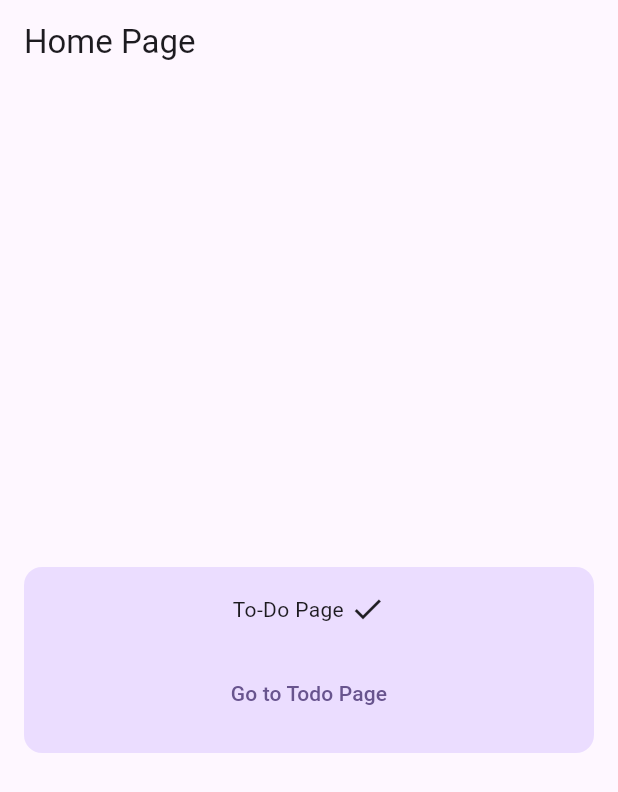
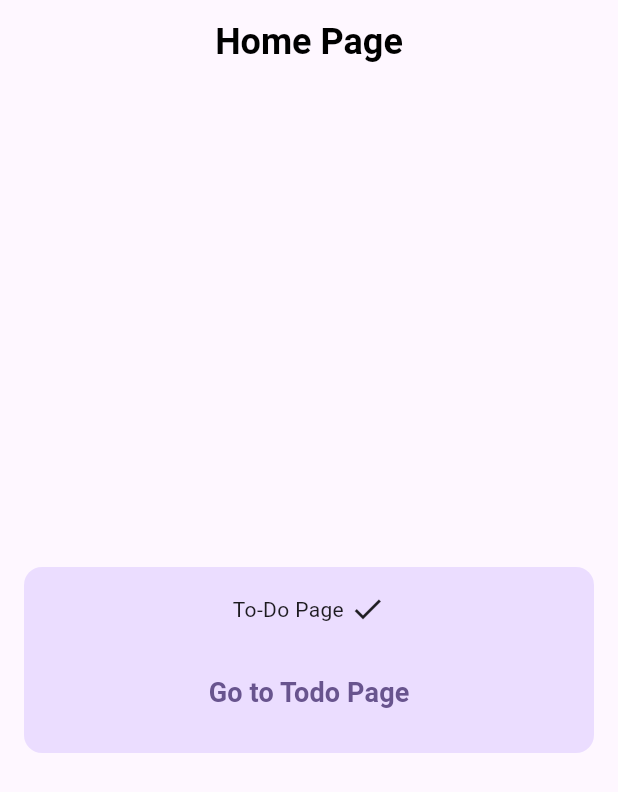
Before and after one commit to VastSea0/helo_app, a Flutter app: the screen it shows after launch, on a phone screen of 412 x 824 dp. Shown: the top 792 px of the screen. Run offline on Flutter 3.47's test engine with Material 3 defaults, Android fonts, the phone set to English and light mode, and no system bars; our stand-ins replace localstorage.

Commit message:
Update dependencies and enhance TodoPage functionality
- Added new dependencies: `flutter_svg` and `localstorage` in `pubspec.yaml`.
- Updated `pubspec.lock` with new package versions and transitive dependencies.
- Enhanced `TodoPage` to utilize `localstorage` for persistent data storage.
- Improved UI elements in `main.dart` and `todo.dart` for better user experience.
- Added necessary entitlements for network access in macOS configuration files.

```diff
--- a/lib/main.dart
+++ b/lib/main.dart
@@ -2,6 +2,7 @@ import 'package:flutter/material.dart';
 import 'pages/todo.dart';
 
 void main() {
+  WidgetsFlutterBinding.ensureInitialized();
   runApp(const MyApp());
 }
 
@@ -15,7 +16,8 @@ class MyApp extends StatelessWidget {
         colorScheme: ColorScheme.fromSeed(seedColor: Colors.deepPurple),
         useMaterial3: true,
       ),
-      home: const MyHomePage(title: 'Home Page'),  // Home sayfasını burada ayarlıyoruz
+      home: const MyHomePage(
+          title: 'Home Page'), // Home sayfasını burada ayarlıyoruz
     );
   }
 }
@@ -28,13 +30,18 @@ class MyHomePage extends StatefulWidget {
   State<MyHomePage> createState() => _MyHomePageState();
 }
 
-
 class _MyHomePageState extends State<MyHomePage> {
   @override
   Widget build(BuildContext context) {
     return Scaffold(
       appBar: AppBar(
-        title: const Text("Home Page"),
+        title: Text("Home Page",
+            style: TextStyle(
+              color: Colors.black,
+              fontSize: 24,
+              fontWeight: FontWeight.bold,
+            )),
+        centerTitle: true,
       ),
       body: Center(
         child: Column(
@@ -44,14 +51,13 @@ class _MyHomePageState extends State<MyHomePage> {
               decoration: BoxDecoration(
                 color: Theme.of(context).colorScheme.primaryContainer,
                 borderRadius: BorderRadius.circular(12),
-
               ),
-
               margin: EdgeInsets.all(16),
               padding: EdgeInsets.all(16),
               child: Center(
                 child: Column(
-                mainAxisAlignment: MainAxisAlignment.center, // Optional, to center the content vertically
+                  mainAxisAlignment: MainAxisAlignment
+                      .center, // Optional, to center the content vertically
                   children: <Widget>[
                     Row(
                       mainAxisAlignment: MainAxisAlignment.center,
@@ -65,16 +71,22 @@ class _MyHomePageState extends State<MyHomePage> {
                       onPressed: () {
                         Navigator.push(
                           context,
-                        MaterialPageRoute(builder: (context) => const TodoPage(title: 'Todo Page')),
+                          MaterialPageRoute(
+                              builder: (context) => TodoPage(title: 'Todo Page')),
                         );
                       },
-                    child: const Text('Go to Todo Page'),
+                      child: const Text(
+                        'Go to Todo Page',
+                        style: TextStyle(
+                          fontSize: 18,
+                          fontWeight: FontWeight.bold,
+                        ),
+                      ),
                     ),
                   ],
                 ),
               ),
             )
-
           ],
         ),
       ),
--- a/pubspec.yaml
+++ b/pubspec.yaml
@@ -34,6 +34,9 @@ dependencies:
   # The following adds the Cupertino Icons font to your application.
   # Use with the CupertinoIcons class for iOS style icons.
   cupertino_icons: ^1.0.8
+  flutter_svg: ^2.0.16
+  localstorage: ^4.0.1+4
+
 
 dev_dependencies:
   flutter_test:
```
Also changed, not shown: lib/pages/todo.dart (+43 -13 lines), pubspec.lock, 3 other files. Lines whose indentation alone changed are shown as unchanged.
